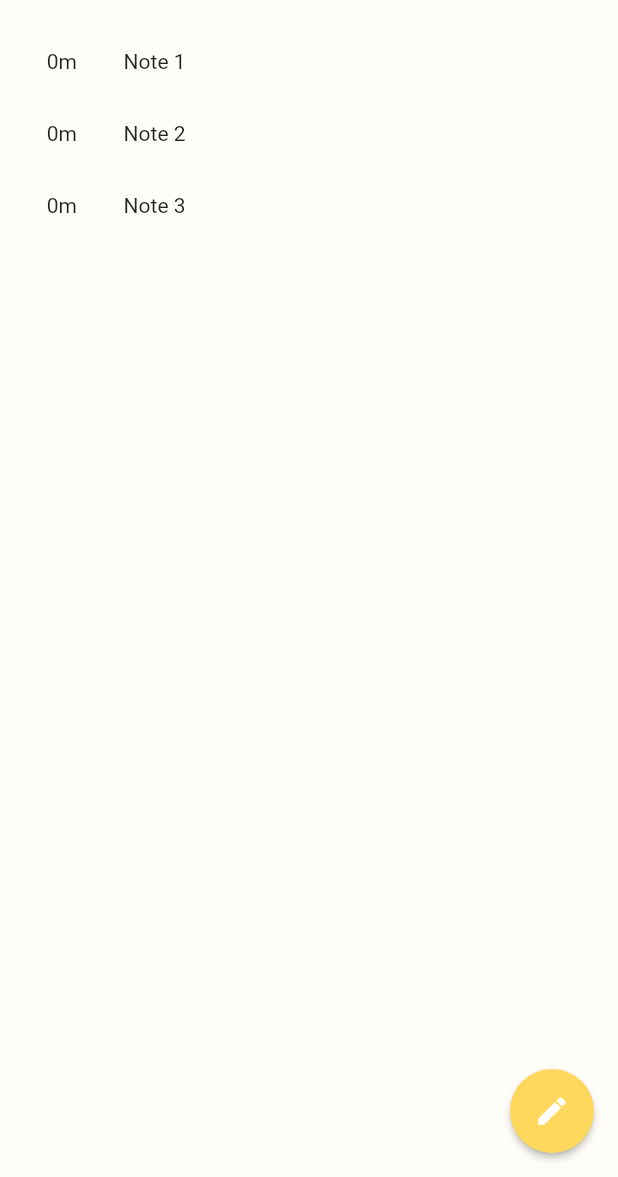
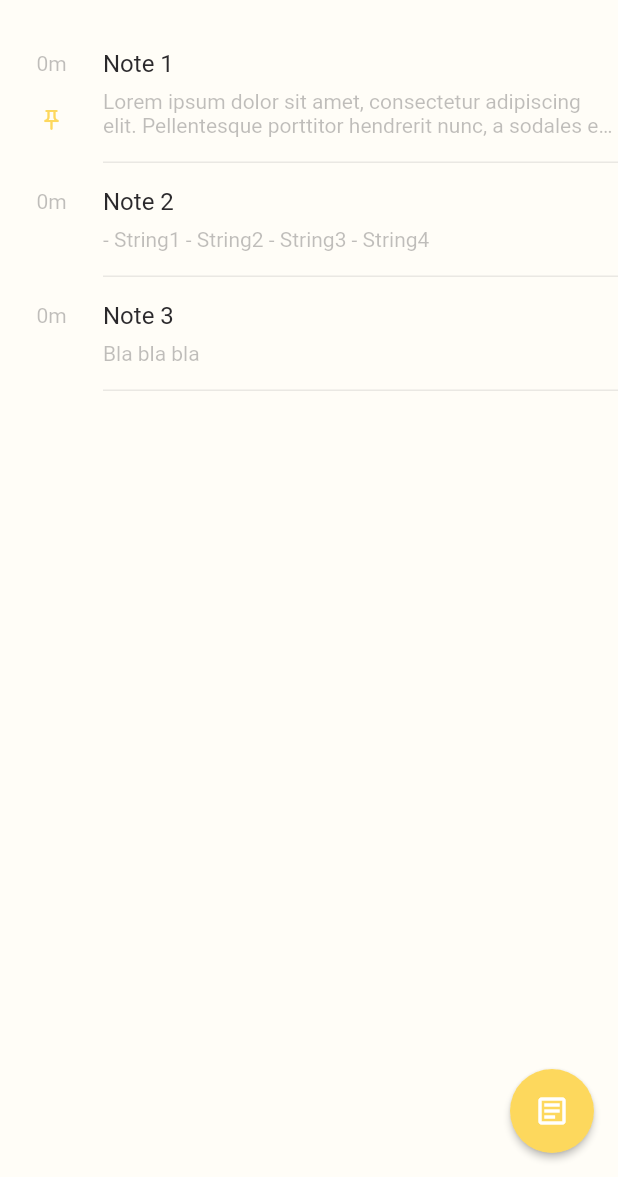
Before and after one commit to JessyH/notes, a Flutter app: the screen it shows after launch, on a phone screen of 412 x 824 dp, the part 59-1236 px from its top. Run offline on Flutter 3.47's test engine with Material 2 defaults, Android fonts, the phone set to English and light mode, and no system bars.

Commit message:
Wip: NoteListItem and BottomSheet + Node model updated

```diff
--- a/lib/data/note_repository_impl.dart
+++ b/lib/data/note_repository_impl.dart
@@ -3,9 +3,23 @@ import '../repository/note_repository.dart';
 
 class NoteRepositoryImpl extends NoteRepository {
   final notes = [
-    Note(id: 1, title: 'Note 1', creationDate: DateTime.now(), modificationDate: DateTime.now(), pinned: true),
-    Note(id: 2, title: 'Note 2', creationDate: DateTime.now(), modificationDate: DateTime.now(), pinned: false),
-    Note(id: 3, title: 'Note 3', creationDate: DateTime.now(), modificationDate: DateTime.now(), pinned: false),
+    Note(
+      id: 1,
+      title: 'Note 1',
+      body:
+          'Lorem ipsum dolor sit amet, consectetur adipiscing elit. Pellentesque porttitor hendrerit nunc, a sodales eros suscipit varius. Nam condimentum vulputate tempor. Aenean mattis ligula mauris, sit amet luctus magna ornare et. Interdum et malesuada fames ac ante ipsum primis in faucibus.',
+      pinned: true,
+    ),
+    Note(
+      id: 2,
+      title: 'Note 2',
+      body: '- String1 - String2 - String3 - String4',
+    ),
+    Note(
+      id: 3,
+      title: 'Note 3',
+      body: 'Bla bla bla',
+    ),
   ];
 
   @override
--- a/lib/main.dart
+++ b/lib/main.dart
@@ -37,13 +37,23 @@ class MyApp extends StatelessWidget {
         centerTitle: true,
         actionsIconTheme: IconThemeData(
           color: AppColors.secondaryText,
-          )),
+        ),
+      ),
+      bottomSheetTheme: BottomSheetThemeData(
+        backgroundColor: AppColors.background,
+        shape: RoundedRectangleBorder(
+          borderRadius: BorderRadius.vertical(top: Radius.circular(20)),
+        ),
+      ),
       floatingActionButtonTheme: FloatingActionButtonThemeData(
         backgroundColor: AppColors.primary,
         elevation: 2,
       ),
       primaryTextTheme: TextTheme(
         headline6: TextStyle(color: AppColors.primaryText),
+        subtitle1: TextStyle(color: AppColors.primaryText),
+        bodyText1: TextStyle(color: AppColors.primaryText),
+        bodyText2: TextStyle(color: AppColors.secondaryText),
       ),
     );
   }
--- a/lib/model/note.dart
+++ b/lib/model/note.dart
@@ -1,14 +1,23 @@
 class Note {
   final int id;
   final String title;
+  String body;
   final DateTime creationDate;
   DateTime modificationDate;
-  int words = 0;
-  int characters = 0;
-  bool pinned = false;
+  bool pinned;
+
+  Note({
+    required this.id,
+    required this.title,
+    this.body = '',
+    DateTime? creationDate,
+    DateTime? modificationDate,
+    this.pinned = false,
+  })  : this.creationDate = creationDate ?? DateTime.now(),
+        this.modificationDate = modificationDate ?? DateTime.now();
 
   String get ellapsedTime {
-    final difference = DateTime.now().difference(this.modificationDate);
+    final difference = DateTime.now().difference(modificationDate);
     if (difference.isNegative) {
       return "0m";
     } else if (difference.inMinutes < 60) {
@@ -22,11 +31,7 @@ class Note {
     }
   }
 
-  Note({
-    required this.id,
-    required this.title,
-    required this.creationDate,
-    required this.modificationDate,
-    required this.pinned,
-  });
+  int get words => RegExp(r"(\w+)").allMatches(body).length;
+
+  int get characters => body.length;
 }
--- a/lib/res/app_colors.dart
+++ b/lib/res/app_colors.dart
@@ -5,6 +5,7 @@ class AppColors {
   static const Color background = _white;
   static const Color primaryText = _black;
   static const Color secondaryText = _lightBlack;
+  static const Color border = Color.fromRGBO(43, 41, 44, 0.1);
 
   // PALETTE
   static const Color _yellow = Color.fromRGBO(253, 201, 33, 1);
--- a/lib/ui/note_list_item.dart
+++ b/lib/ui/note_list_item.dart
@@ -1,8 +1,10 @@
 import 'package:flutter/material.dart';
 
 import 'note_page.dart';
+import '../app_router.dart';
+import '../extensions/datetime_ext.dart';
 import '../model/note.dart';
-import '../app_router.dart';
+import '../res/app_colors.dart';
 
 class NoteListItem extends StatelessWidget {
   final Note note;
@@ -16,43 +18,186 @@ class NoteListItem extends StatelessWidget {
   Widget build(BuildContext context) {
     return InkWell(
       child: Container(
-        padding: EdgeInsets.symmetric(vertical: 16),
+        child: Column(
+          children: [
+            Padding(
+              padding: EdgeInsets.only(top: 16),
               child: Row(
                 children: [
                   Expanded(
                     flex: 2,
                     child: Column(
                       children: [
-                  Text(note.ellapsedTime),
-                  // pinned icon
+                        Text(
+                          note.ellapsedTime,
+                          style: Theme.of(context).primaryTextTheme.bodyText2,
+                        ),
                       ],
                     ),
                   ),
                   Expanded(
-              flex: 8,
+                    flex: 10,
                     child: Column(
+                      crossAxisAlignment: CrossAxisAlignment.stretch,
                       children: [
-                  Row(children: [Text(note.title)]),
+                        Text(
+                          note.title,
+                          style: Theme.of(context).primaryTextTheme.subtitle1,
+                          overflow: TextOverflow.ellipsis,
+                        ),
                       ],
                     ),
                   ),
                 ],
               ),
             ),
+            Row(
+              children: [
+                Expanded(
+                  flex: 2,
+                  child: Column(
+                    children: [
+                      if (note.pinned)
+                        Icon(
+                          Icons.push_pin_outlined,
+                          color: AppColors.primary,
+                          size: 16,
+                        ),
+                    ],
+                  ),
+                ),
+                Expanded(
+                  flex: 10,
+                  child: Container(
+                    decoration: BoxDecoration(
+                      border: Border(
+                        bottom: BorderSide(color: AppColors.border),
+                      ),
+                    ),
+                    child: Column(
+                      crossAxisAlignment: CrossAxisAlignment.stretch,
+                      children: [
+                        Padding(
+                          padding: EdgeInsets.only(top: 8, bottom: 16),
+                          child: Text(
+                            note.body,
+                            style: Theme.of(context).primaryTextTheme.bodyText2,
+                            maxLines: 2,
+                            overflow: TextOverflow.ellipsis,
+                          ),
+                        ),
+                      ],
+                    ),
+                  ),
+                ),
+              ],
+            ),
+          ],
+        ),
+      ),
+      onLongPress: () => _showModalBottomSheet(context),
       onTap: () => Navigator.pushNamed(
         context,
         AppRouter.noteRoute,
         arguments: NotePageArguments(note.id),
       ),
     );
+  }
 
-    // return ListTile(
-    //   title: Text(note.title),
-    //   onTap: () => Navigator.pushNamed(
-    //     context,
-    //     AppRouter.noteRoute,
-    //     arguments: NotePageArguments(note.id),
-    //   ),
-    // );
+  void _showModalBottomSheet(BuildContext context) {
+    showModalBottomSheet(
+      context: context,
+      builder: (_) => Container(
+        child: Column(
+          children: [
+            Row(
+              children: [
+                Expanded(
+                  flex: 3,
+                  child: Column(
+                    children: [Icon(Icons.article_outlined)],
+                  ),
+                ),
+                Expanded(
+                  flex: 7,
+                  child: Column(
+                    crossAxisAlignment: CrossAxisAlignment.stretch,
+                    children: [
+                      Text(
+                        note.title,
+                        style: Theme.of(context).primaryTextTheme.subtitle1,
+                        overflow: TextOverflow.ellipsis,
+                      ),
+                      Text(note.creationDate.displayFormat()),
+                      Text(
+                        'created',
+                        style: Theme.of(context).primaryTextTheme.bodyText2,
+                      ),
+                      Text(note.modificationDate.displayFormat()),
+                      Text(
+                        'last modified',
+                        style: Theme.of(context).primaryTextTheme.bodyText2,
+                      ),
+                    ],
+                  ),
+                ),
+              ],
+            ),
+            Row(
+              children: [
+                Expanded(
+                  child: Column(
+                    children: [
+                      Text('${note.words}'),
+                      Text(
+                        'words',
+                        style: Theme.of(context).primaryTextTheme.bodyText2,
+                      )
+                    ],
+                  ),
+                ),
+                Expanded(
+                  child: Column(
+                    children: [
+                      Text('${note.characters}'),
+                      Text(
+                        'characters',
+                        style: Theme.of(context).primaryTextTheme.bodyText2,
+                      )
+                    ],
+                  ),
+                ),
+              ],
+            ),
+            Row(
+              children: [
+                Expanded(
+                  child: InkWell(
+                    child: Column(
+                      children: [
+                        Icon(Icons.push_pin_outlined),
+                        Text('pin'),
+                      ],
+                    ),
+                    onTap: () => {},
+                  ),
+                ),
+                Expanded(
+                  child: InkWell(
+                    child: Column(
+                      children: [
+                        Icon(Icons.delete_outlined),
+                        Text('delete'),
+                      ],
+                    ),
+                    onTap: () => {},
+                  ),
+                )
+              ],
+            ),
+          ],
+        ),
+      ),
+    );
   }
 }
--- a/lib/ui/note_list_page.dart
+++ b/lib/ui/note_list_page.dart
@@ -44,7 +44,7 @@ class _NoteListPageState extends State<NoteListPage> {
         failureWidget: _failureWidget,
       ),
       floatingActionButton: FloatingActionButton(
-        child: Icon(Icons.edit),
+        child: Icon(Icons.article_outlined),
         onPressed: () => {},
       ),
     );
--- a/pubspec.yaml
+++ b/pubspec.yaml
@@ -13,6 +13,7 @@ dependencies:
     sdk: flutter
   cupertino_icons: ^1.0.2
   provider: ^5.0.0
+  intl: ^0.17.0
 
 
 dev_dependencies:
```
Also changed, not shown: lib/extensions/datetime_ext.dart (added, +7 -0 lines), pubspec.lock, 1 other file. Lines whose indentation alone changed are shown as unchanged.
